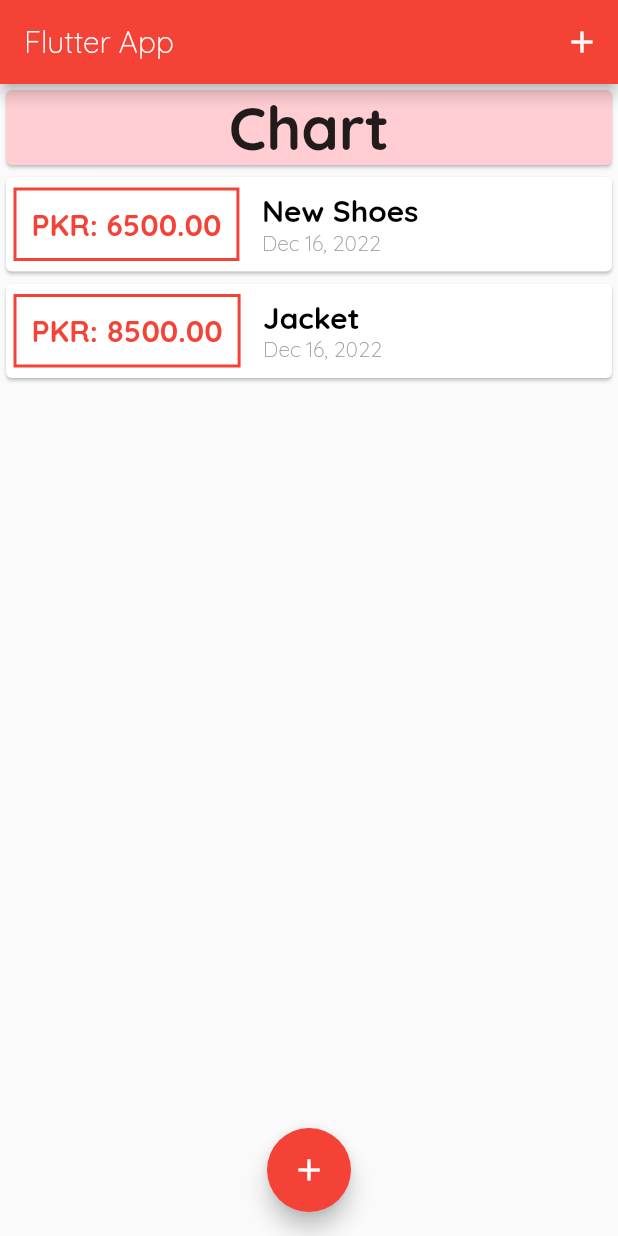
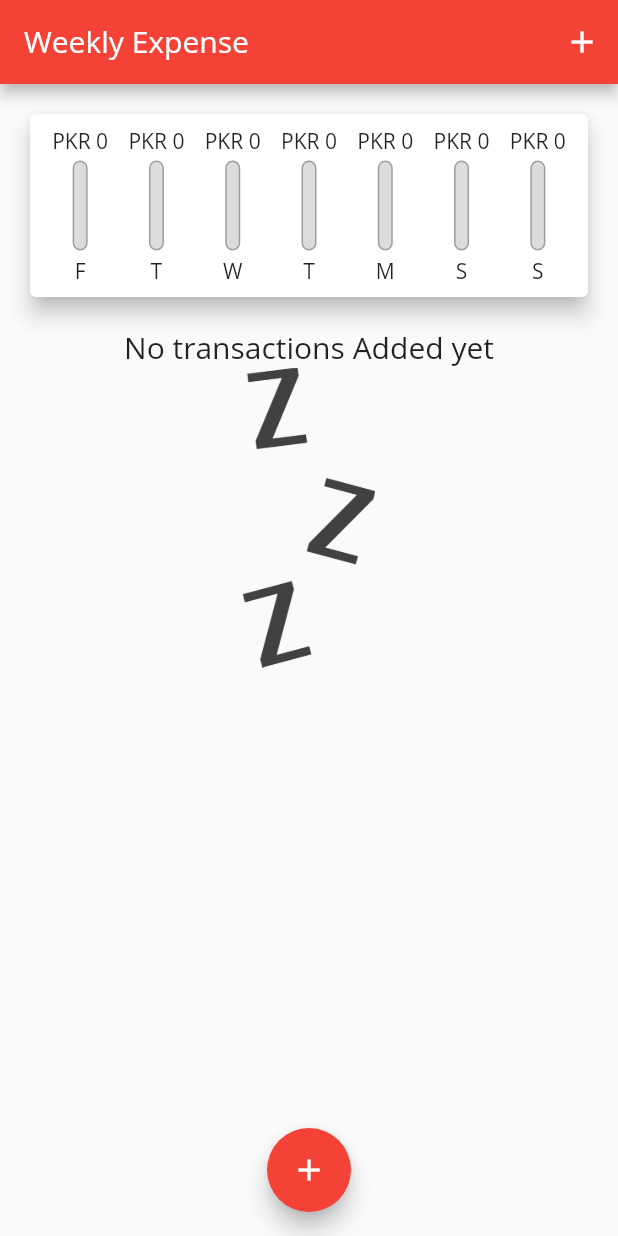
Before and after one commit to IamTalhaAhmed/Flutter, a Flutter app: the screen it shows after launch, on a phone screen of 412 x 824 dp. Run offline on Flutter 3.47's test engine with Material 2 defaults, Android fonts, the phone set to English and light mode, and no system bars.

Commit message:
Styled Chart Bar

```diff
--- a/weekly_expense_planner/lib/main.dart
+++ b/weekly_expense_planner/lib/main.dart
@@ -1,5 +1,6 @@
 // ignore_for_file: prefer_const_constructors, use_key_in_widget_constructors, prefer_const_literals_to_create_immutables
 import 'package:flutter/material.dart';
+import './widgets/chart.dart';
 import './widgets/new_transactions.dart';
 import '../widgets/transaction_list.dart';
 import './models/transaction.dart';
@@ -12,8 +13,8 @@ class MyApp extends StatelessWidget {
   @override
   Widget build(BuildContext context) {
     return MaterialApp(
-      title: 'Flutter App',
-      theme: ThemeData(primarySwatch: Colors.red, fontFamily: 'Quicksand'),
+      title: 'Weekly Expense',
+      theme: ThemeData(primarySwatch: Colors.red, fontFamily: 'OpenSans'),
       home: MyHomePage(),
     );
   }
@@ -26,19 +27,25 @@ class MyHomePage extends StatefulWidget {
 
 class _MyHomePageState extends State<MyHomePage> {
   final List<Transaction> _transaction = [
-    Transaction(
-      id: 't1',
-      title: 'New Shoes',
-      price: 6500,
-      time: DateTime.now(),
-    ),
-    Transaction(
-      id: 't2',
-      title: 'Jacket',
-      price: 8500,
-      time: DateTime.now(),
-    ),
+    // Transaction(
+    //   id: 't1',
+    //   title: 'New Shoes',
+    //   price: 6500,
+    //   time: DateTime.now(),
+    // ),
+    // Transaction(
+    //   id: 't2',
+    //   title: 'Jacket',
+    //   price: 8500,
+    //   time: DateTime.now(),
+    // ),
   ];
+  List<Transaction> get _recentTx {
+    return _transaction.where((tx) {
+      return tx.time.isAfter(DateTime.now().subtract(Duration(days: 7)));
+    }).toList();
+  }
+
   void _addNewTransaction(String title, double price) {
     final newTransaction = Transaction(
       id: DateTime.now().toString(),
@@ -64,27 +71,18 @@ class _MyHomePageState extends State<MyHomePage> {
   Widget build(BuildContext context) {
     return Scaffold(
       appBar: AppBar(
-        title: Text('Flutter App'),
+        title: Text('Weekly Expense'),
+        // ignore: deprecated_member_use
         actions: [
           IconButton(
               onPressed: (() => _showTxSheet(context)), icon: Icon(Icons.add))
         ],
+        // titleTextStyle: Theme.of(context).textTheme,
       ),
       body: SingleChildScrollView(
         child: Column(
           children: [
-            Card(
-                color: Theme.of(context).primaryColorLight,
-                child: Container(
-                    alignment: Alignment.center,
-                    width: double.infinity,
-                    child: Text(
-                      'Chart',
-                      style: TextStyle(
-                        fontSize: 40,
-                        fontWeight: FontWeight.bold,
-                      ),
-                    ))),
+            Chart(_recentTx),
             TransactionList(_transaction),
           ],
         ),
--- /dev/null
+++ b/weekly_expense_planner/lib/widgets/chart.dart
@@ -0,0 +1,62 @@
+// ignore_for_file: prefer_const_constructors
+
+import 'package:flutter/material.dart';
+import 'package:intl/intl.dart';
+import 'package:weekly_expense_planner/models/transaction.dart';
+import 'package:weekly_expense_planner/widgets/chart_bar.dart';
+
+class Chart extends StatelessWidget {
+  final List<Transaction> recentTx;
+  Chart(this.recentTx);
+
+  List<Map<String, Object>> get groupedTxValues {
+    // print(recentTx.length);
+    return List.generate(7, (index) {
+      final weekDay = DateTime.now().subtract(Duration(days: index));
+      var totalSum = 0.0;
+      for (var i = 0; i < recentTx.length; i++) {
+        if (recentTx[i].time.day == weekDay.day &&
+            recentTx[i].time.month == weekDay.month &&
+            recentTx[i].time.year == weekDay.year) {
+          totalSum += recentTx[i].price;
+        }
+      }
+      return {
+        'day': DateFormat.E().format(weekDay).substring(0, 1),
+        'amount': totalSum
+      };
+    });
+  }
+
+  double get totalamount {
+    return groupedTxValues.fold(0.0, (sum, element) {
+      return sum + (element['amount'] as double);
+    });
+  }
+
+  @override
+  Widget build(BuildContext context) {
+    print(groupedTxValues);
+    return Card(
+      elevation: 6,
+      margin: EdgeInsets.all(20),
+      child: Padding(
+        padding: const EdgeInsets.all(8.0),
+        child: Row(
+          mainAxisAlignment: MainAxisAlignment.spaceAround,
+          children: groupedTxValues.map((data) {
+            return Flexible(
+              fit: FlexFit.tight,
+              child: ChartBar(
+                  (data['day'] as String),
+                  (data['amount'] as double),
+                  (totalamount == 0.0)
+                      ? 0.0
+                      : (data['amount'] as double) / totalamount),
+            );
+          }).toList(),
+        ),
+      ),
+    );
+  }
+}
--- /dev/null
+++ b/weekly_expense_planner/lib/widgets/chart_bar.dart
@@ -0,0 +1,48 @@
+import 'package:flutter/material.dart';
+
+class ChartBar extends StatelessWidget {
+  final String label;
+  final double amount;
+  final double pcamount;
+
+  ChartBar(this.label, this.amount, this.pcamount);
+
+  @override
+  Widget build(BuildContext context) {
+    return Column(
+      children: [
+        FittedBox(child: Text('PKR ${amount.toStringAsFixed(0)}')),
+        SizedBox(
+          height: 4,
+        ),
+        Container(
+          height: 60,
+          width: 10,
+          child: Stack(
+            children: [
+              Container(
+                decoration: BoxDecoration(
+                    border: Border.all(color: Colors.grey, width: 1.0),
+                    color: Color.fromRGBO(220, 220, 220, 1),
+                    borderRadius: BorderRadius.circular(10)),
+              ),
+              FractionallySizedBox(
+                heightFactor: pcamount,
+                child: Container(
+                  decoration: BoxDecoration(
+                    color: Theme.of(context).primaryColor,
+                    borderRadius: BorderRadius.circular(10),
+                  ),
+                ),
+              )
+            ],
+          ),
+        ),
+        SizedBox(
+          height: 4,
+        ),
+        Text(label),
+      ],
+    );
+  }
+}
--- a/weekly_expense_planner/lib/widgets/transaction_list.dart
+++ b/weekly_expense_planner/lib/widgets/transaction_list.dart
@@ -10,14 +10,30 @@ class TransactionList extends StatelessWidget {
     return Container(
         height: 300,
         // ignore: sort_child_properties_last
-        child: ListView.builder(
+        child: (transactions.isEmpty)
+            ? Column(
+                children: [
+                  Text(
+                    'No transactions Added yet',
+                    style: Theme.of(context).textTheme.titleLarge,
+                  ),
+                  Container(
+                      height: 200,
+                      child: Image.asset(
+                        'assets/image/waiting.png',
+                        fit: BoxFit.cover,
+                      ))
+                ],
+              )
+            : ListView.builder(
                 itemBuilder: (context, index) {
                   return Card(
                     //color: Colors.green,
                     child: Row(children: [
                       Container(
                         //width: 70,
-                  margin: EdgeInsets.symmetric(horizontal: 5, vertical: 5),
+                        margin:
+                            EdgeInsets.symmetric(horizontal: 5, vertical: 5),
                         decoration: BoxDecoration(
                             //color: Colors.yellow,
                             border: Border.all(
@@ -36,7 +52,8 @@ class TransactionList extends StatelessWidget {
                         ),
                       ),
                       Container(
-                  margin: EdgeInsets.symmetric(vertical: 5, horizontal: 5),
+                        margin:
+                            EdgeInsets.symmetric(vertical: 5, horizontal: 5),
                         padding: EdgeInsets.all(5),
                         child: Column(
                             crossAxisAlignment: CrossAxisAlignment.start,
@@ -50,7 +67,8 @@ class TransactionList extends StatelessWidget {
                                     color: Colors.black),
                               ),
                               Text(
-                          DateFormat.yMMMd().format(transactions[index].time),
+                                DateFormat.yMMMd()
+                                    .format(transactions[index].time),
                                 // ignore: prefer_const_constructors
                                 style: TextStyle(
                                   color: Colors.grey,
--- a/weekly_expense_planner/pubspec.yaml
+++ b/weekly_expense_planner/pubspec.yaml
@@ -61,8 +61,8 @@ flutter:
   uses-material-design: true
 
   # To add assets to your application, add an assets section, like this:
-  # assets:
-  #   - images/a_dot_burr.jpeg
+  assets:
+    - assets/image/waiting.png
   #   - images/a_dot_ham.jpeg
 
   # An image asset can refer to one or more resolution-specific "variants", see
```
Also changed, not shown: weekly_expense_planner/assets/image/waiting.png (added). Lines whose indentation alone changed are shown as unchanged.
